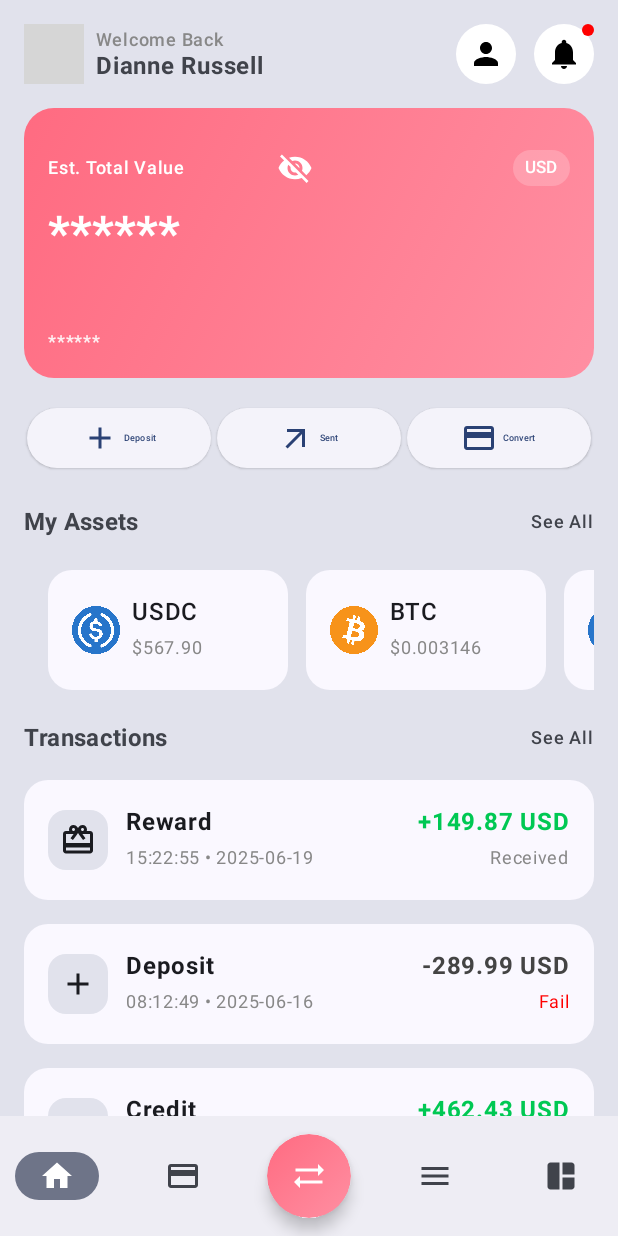
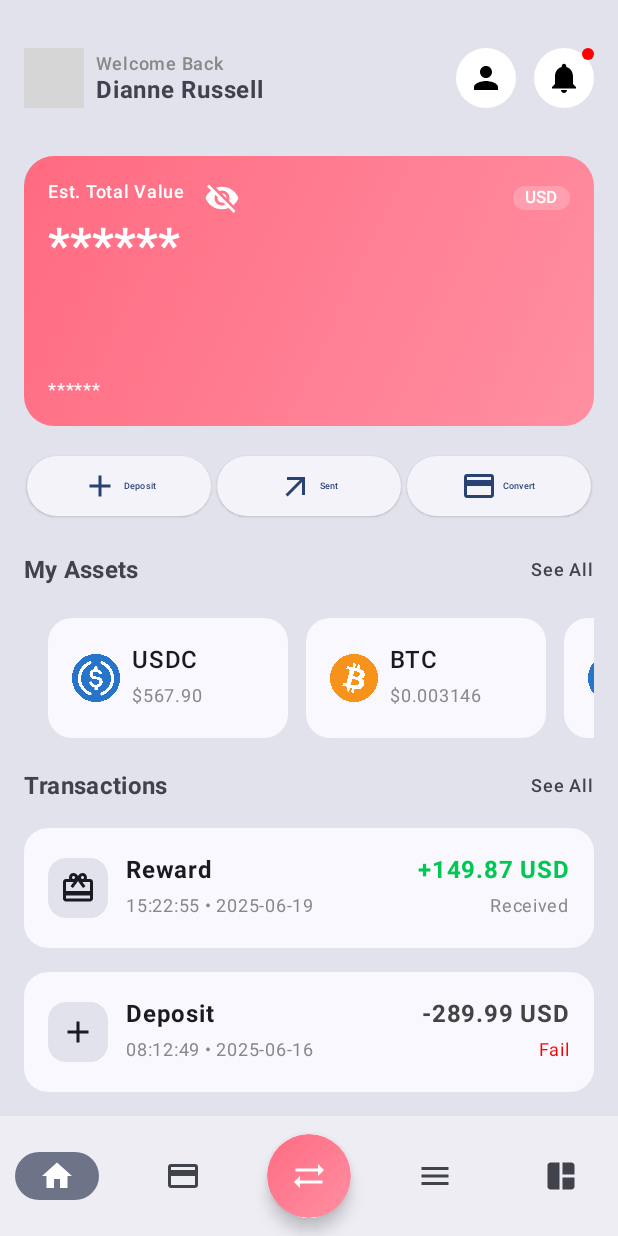
Before and after one commit to EricoMartin/FinTechUI, an Android app built with Jetpack Compose: the screen it shows after launch (MainActivity), on a phone screen of 412 x 824 dp. Run offline under Robolectric (Android 15) with nearby library versions, the phone set to English and light mode, and no system bars; our stand-ins replace Dagger/Hilt's generated code; grey boxes are pictures that could not be loaded.

Commit message:
fix: UI issues

```diff
--- a/app/src/main/java/com/basebox/fintechui/MainActivity.kt
+++ b/app/src/main/java/com/basebox/fintechui/MainActivity.kt
@@ -21,7 +21,7 @@ class MainActivity : ComponentActivity() {
             FinTechUITheme {
                 Scaffold(modifier = Modifier.fillMaxSize()) { innerPadding ->
                     Text(
-                        text = "Hello World",
+                        text = "FinTechUI App",
                         modifier = Modifier.padding(innerPadding)
                     )
                     com.basebox.fintechui.ui.navigation.AppNavHost()
--- a/app/src/main/java/com/basebox/fintechui/ui/components/BalanceCard.kt
+++ b/app/src/main/java/com/basebox/fintechui/ui/components/BalanceCard.kt
@@ -48,20 +48,19 @@ fun BalanceCard(balanceUiStateFlow: StateFlow<BalanceUiState>, onToggle: () -> U
         Column(modifier = Modifier.fillMaxSize(), verticalArrangement = Arrangement.SpaceBetween) {
             Column {
                 Row(modifier = Modifier.fillMaxWidth(), horizontalArrangement = Arrangement.SpaceBetween, verticalAlignment = Alignment.CenterVertically) {
-                    Text(text = "Est. Total Value", style = MaterialTheme.typography.labelMedium.copy(color = Color.White))
-                    // Use the 'show' property from the collected state object
-                    IconButton(onClick = onToggle) { Icon(imageVector = if (balanceUi.show) Icons.Default.Visibility else Icons.Default.VisibilityOff, contentDescription = null, tint = Color.White) }
+
+                    EyeIconSection(onToggle, balanceUi)
                     Box(
                         modifier = Modifier
                             .align(Alignment.CenterVertically)
-                            .width(24.dp)
+                            .width(48.dp)
                             .padding(start = 16.dp)
                     )
                     Box(
                         modifier = Modifier
                             .clip(RoundedCornerShape(12.dp))
                             .background(Color.White.copy(alpha = 0.2f))
-                            .padding(horizontal = 8.dp, vertical = 4.dp)
+                            .padding(horizontal = 8.dp)
                     ) {
                         Text(
                             text = "USD",
@@ -80,3 +79,24 @@ fun BalanceCard(balanceUiStateFlow: StateFlow<BalanceUiState>, onToggle: () -> U
         }
     }
 }
+
+
+@Composable
+fun EyeIconSection(onToggle: () -> Unit, balanceUi: BalanceUiState){
+    Row(modifier = Modifier.width(180.dp).height(24.dp)) {
+        Text(
+            text = "Est. Total Value",
+            style = MaterialTheme.typography.labelMedium.copy(color = Color.White)
+        )
+        IconButton(onClick = onToggle) {
+            Icon(
+                imageVector = if (balanceUi.show) Icons.Default.Visibility
+                    else Icons.Default.VisibilityOff,
+                contentDescription = if (balanceUi.show) "View Balance" else "Hide Balance",
+                tint = Color.White
+            )
+        }
+
+    }
+
+}
--- a/app/src/main/java/com/basebox/fintechui/ui/components/TopSection.kt
+++ b/app/src/main/java/com/basebox/fintechui/ui/components/TopSection.kt
@@ -23,13 +23,13 @@ import androidx.compose.ui.unit.dp
 import com.basebox.fintechui.R
 
 @Composable
-fun TopSection(userName: String = "Dianne Russell") {
+fun TopSection(modifier: Modifier = Modifier, userName: String = "Dianne Russell") {
     Row(
-        modifier = Modifier.fillMaxWidth(),
+        modifier = Modifier.fillMaxWidth().padding(vertical = 16.dp),
         horizontalArrangement = Arrangement.SpaceBetween,
         verticalAlignment = Alignment.CenterVertically
     ) {
-        Row(verticalAlignment = Alignment.CenterVertically) {
+        Row(verticalAlignment = Alignment.CenterVertically, modifier = modifier) {
             Image(
                 painter = painterResource(id = R.drawable.sample_profile),
                 contentDescription = "User",
--- a/app/src/main/java/com/basebox/fintechui/ui/dashboard/DashboardScreen.kt
+++ b/app/src/main/java/com/basebox/fintechui/ui/dashboard/DashboardScreen.kt
@@ -1,6 +1,7 @@
 package com.basebox.fintechui.ui.dashboard
 
 import androidx.compose.foundation.layout.Arrangement
+import androidx.compose.foundation.layout.Column
 import androidx.compose.foundation.layout.fillMaxSize
 import androidx.compose.foundation.layout.padding
 import androidx.compose.foundation.lazy.LazyColumn
@@ -15,6 +16,8 @@ import androidx.compose.runtime.collectAsState
 import androidx.compose.runtime.getValue
 import androidx.compose.runtime.remember
 import androidx.compose.ui.Modifier
+import androidx.compose.ui.tooling.preview.Preview
+import androidx.compose.ui.tooling.preview.PreviewParameter
 import androidx.compose.ui.unit.dp
 import com.basebox.fintechui.ui.components.ActionButtons
 import com.basebox.fintechui.ui.components.AssetsSection
@@ -40,17 +43,28 @@ fun WalletDashboardScreen(viewModel: WalletViewModel) {
         snackbarHost = { SnackbarHost(snackbarHostState) },
         bottomBar = { WalletBottomNavBar() }
     ) { innerPadding ->
-        LazyColumn(
+        Column(
             modifier = Modifier
                 .fillMaxSize()
                 .padding(innerPadding)
                 .padding(horizontal = 16.dp)
-                .padding(top = 16.dp),
+        ) {
+            TopSection(
+                modifier = Modifier.padding( vertical = 16.dp),
+                userName = viewModel.userName
+            )
+
+            LazyColumn(
+                modifier = Modifier
+                    .fillMaxSize(),
 
                 verticalArrangement = Arrangement.spacedBy(16.dp)
             ) {
-            item { TopSection(userName = viewModel.userName) }
-            item { BalanceCard(balanceUiStateFlow = viewModel.balanceUiState, onToggle = { viewModel.toggleBalance() }) }
+                item {
+                    BalanceCard(
+                        balanceUiStateFlow = viewModel.balanceUiState,
+                        onToggle = { viewModel.toggleBalance() })
+                }
                 item { ActionButtons(onActionClick = { action -> viewModel.onAction(action) }) }
                 item { TransactionHeader("My Assets") }
                 item { AssetsSection(assets = assets) }
@@ -59,3 +73,4 @@ fun WalletDashboardScreen(viewModel: WalletViewModel) {
             }
         }
     }
+}
```
Lines whose indentation alone changed are shown as unchanged.
